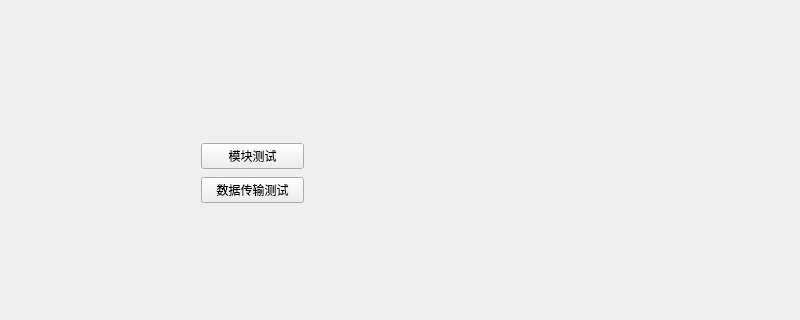
JBCbobo/wireless-human-computer-interaction-system, file Graduation_Project/Center_Controller/Src/wireless/wireless.ui: the form before one commit.
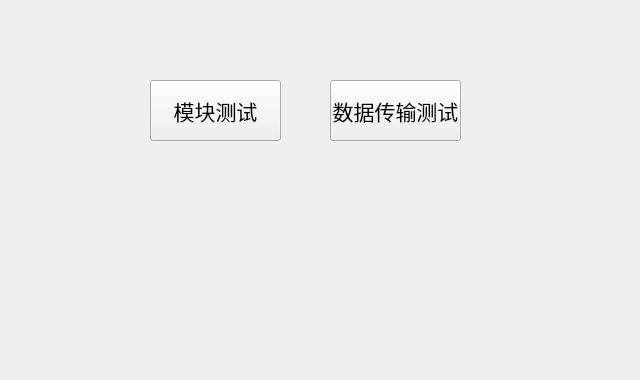
The form after the commit.

```diff
--- a/Graduation_Project/Center_Controller/Src/wireless/wireless.ui
+++ b/Graduation_Project/Center_Controller/Src/wireless/wireless.ui
@@ -6,41 +6,49 @@
    <rect>
     <x>0</x>
     <y>0</y>
-    <width>800</width>
-    <height>320</height>
+    <width>640</width>
+    <height>380</height>
    </rect>
   </property>
   <property name="windowTitle">
    <string>Form</string>
   </property>
-  <widget class="QWidget" name="">
+  <widget class="QPushButton" name="pushButton_3">
    <property name="geometry">
     <rect>
-     <x>201</x>
-     <y>141</y>
-     <width>103</width>
-     <height>66</height>
+     <x>150</x>
+     <y>80</y>
+     <width>131</width>
+     <height>61</height>
     </rect>
    </property>
-   <layout class="QVBoxLayout" name="verticalLayout">
-    <item>
-     <widget class="QPushButton" name="pushButton_3">
-      <property name="text">
-       <string>模块测试</string>
-      </property>
-     </widget>
-    </item>
-    <item>
-     <widget class="QPushButton" name="pushButton_6">
-      <property name="text">
-       <string>数据传输测试</string>
-      </property>
-     </widget>
-    </item>
-   </layout>
+   <property name="font">
+    <font>
+     <pointsize>16</pointsize>
+    </font>
+   </property>
+   <property name="text">
+    <string>模块测试</string>
+   </property>
   </widget>
-  <zorder>layoutWidget</zorder>
-  <zorder>pushButton_3</zorder>
+  <widget class="QPushButton" name="pushButton_6">
+   <property name="geometry">
+    <rect>
+     <x>330</x>
+     <y>80</y>
+     <width>131</width>
+     <height>61</height>
+    </rect>
+   </property>
+   <property name="font">
+    <font>
+     <pointsize>16</pointsize>
+    </font>
+   </property>
+   <property name="text">
+    <string>数据传输测试</string>
+   </property>
+  </widget>
  </widget>
  <resources/>
  <connections/>
```
